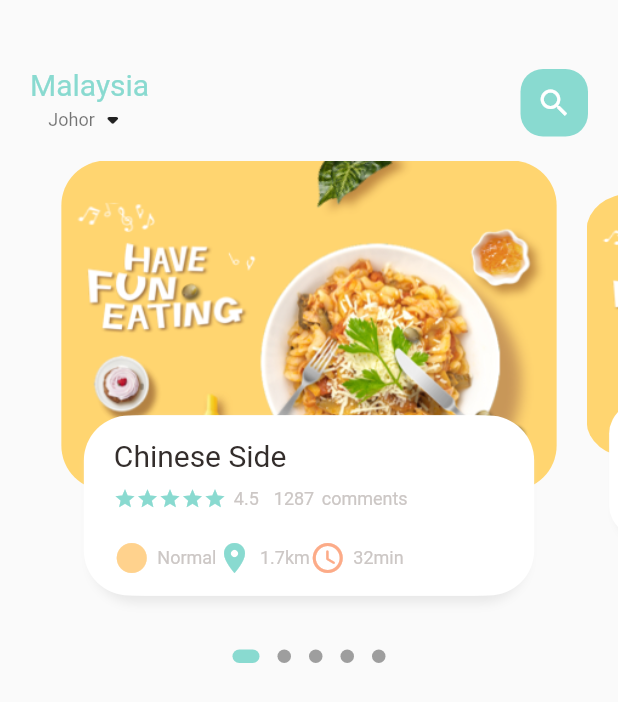
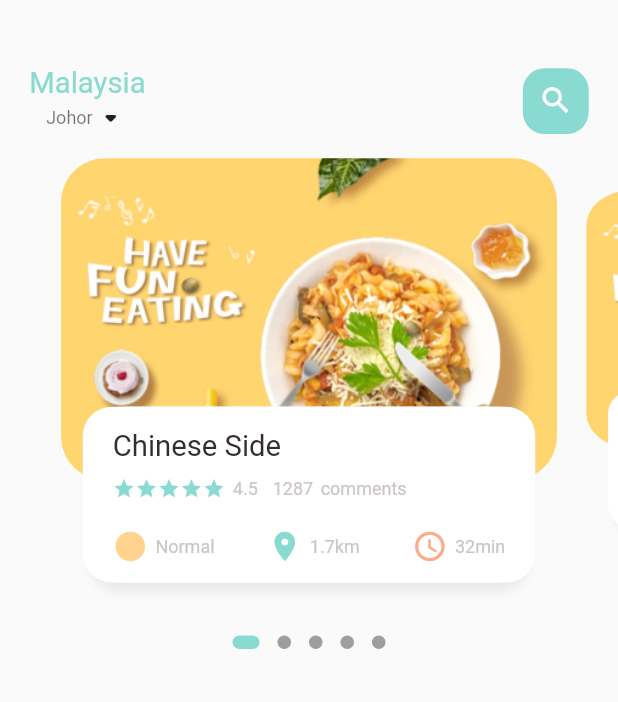
Before and after one commit to MINGSHENG1998/flutter_ecom_app, a Flutter app: the screen it shows after launch, on a phone screen of 412 x 824 dp. Shown: the top 702 px of the screen. Run offline on Flutter 3.47's test engine with Material 2 defaults, Android fonts, the phone set to English and light mode, and no system bars; drawn by our look-alikes of dots_indicator; our stand-ins replace get.

Commit message:
apply dynamic dimensions

```diff
--- a/lib/home/food_page_body.dart
+++ b/lib/home/food_page_body.dart
@@ -4,6 +4,8 @@
 import 'package:flutter_ecom_app/widgets/big_text.dart';
 import 'package:flutter_ecom_app/widgets/small_text.dart';
 import 'package:flutter_ecom_app/widgets/icon_and_text_widget.dart';
+
+import '../utils/dimensions.dart';
 
 class FoodPageBody extends StatefulWidget {
   const FoodPageBody({Key? key}) : super(key: key);
@@ -16,7 +18,7 @@
   PageController pageController = PageController(viewportFraction: 0.85);
   var _currPageValue = 0.0;
   final double _scaleFactor = 0.8;
-  final double _height = 220;
+  final double _height = Dimensions.pageViewContainer;
 
   @override
   void dispose() {
@@ -34,7 +36,7 @@
     return Column(
       children: [
         Container(
-          height: 320,
+          height: Dimensions.pageView,
           child: PageView.builder(
               controller: pageController,
               itemCount: 5,
@@ -60,25 +62,29 @@
   Widget _buildPageItem(int index) {
     Matrix4 matrix = new Matrix4.identity();
     if (index == _currPageValue.floor()) {
+      //current
       var currScale = 1 - (_currPageValue - index) * (1 - _scaleFactor);
       var currTrans = _height * (1 - currScale) / 2;
       matrix = Matrix4.diagonal3Values(1, currScale, 1)
         ..setTranslationRaw(0, currTrans, 0);
     } else if (index == _currPageValue.floor() + 1) {
+      //next
       var currScale =
           _scaleFactor + (_currPageValue - index + 1) * (1 - _scaleFactor);
       var currTrans = _height * (1 - currScale) / 2;
       matrix = Matrix4.diagonal3Values(1, currScale, 1)
         ..setTranslationRaw(0, currTrans, 0);
     } else if (index == _currPageValue.floor() - 1) {
+      //previous
       var currScale = 1 - (_currPageValue - index) * (1 - _scaleFactor);
       var currTrans = _height * (1 - currScale) / 2;
       matrix = Matrix4.diagonal3Values(1, currScale, 1)
         ..setTranslationRaw(0, currTrans, 0);
     } else {
+      //during all other condition
       var currScale = 0.8;
       matrix = Matrix4.diagonal3Values(1, currScale, 1)
-        ..setTranslationRaw(0, _height * (1 - _scaleFactor), 0);
+        ..setTranslationRaw(0, _height * (1 - _scaleFactor) / 2, 1);
     }
     return Transform(
       transform: matrix,
@@ -86,10 +92,11 @@
         //children inside stack container will follow their own height
         children: [
           Container(
-            height: 220,
-            margin: EdgeInsets.only(left: 10, right: 10),
+            height: Dimensions.pageViewContainer,
+            margin: EdgeInsets.only(
+                left: Dimensions.width10, right: Dimensions.width10),
             decoration: BoxDecoration(
-                borderRadius: BorderRadius.circular(30),
+                borderRadius: BorderRadius.circular(Dimensions.radius30),
                 image: DecorationImage(
                     fit: BoxFit.cover,
                     image: AssetImage("assets/image/food0.png"))),
@@ -97,10 +104,13 @@
           Align(
             alignment: Alignment.bottomCenter,
             child: Container(
-              height: 120,
-              margin: EdgeInsets.only(left: 30, right: 30, bottom: 30),
+              height: Dimensions.pageViewTextContainer,
+              margin: EdgeInsets.only(
+                  left: Dimensions.width30,
+                  right: Dimensions.width30,
+                  bottom: Dimensions.height30),
               decoration: BoxDecoration(
-                  borderRadius: BorderRadius.circular(30),
+                  borderRadius: BorderRadius.circular(Dimensions.radius20),
                   color: Colors.white,
                   boxShadow: [
                     BoxShadow(
@@ -111,12 +121,13 @@
                     BoxShadow(color: Colors.white, offset: Offset(5, 0)),
                   ]),
               child: Container(
-                padding: EdgeInsets.only(top: 15, left: 15, right: 15),
+                padding: EdgeInsets.only(
+                    top: Dimensions.height15, left: 15, right: 15),
                 child: Column(
                     crossAxisAlignment: CrossAxisAlignment.start,
                     children: [
                       BigText(text: "Chinese Side"),
-                      SizedBox(height: 10),
+                      SizedBox(height: Dimensions.height10),
                       Row(
                         children: [
                           Wrap(
@@ -136,8 +147,9 @@
                           SmallText(text: "comments")
                         ],
                       ),
-                      SizedBox(height: 20),
+                      SizedBox(height: Dimensions.height20),
                       Row(
+                        mainAxisAlignment: MainAxisAlignment.spaceBetween,
                         children: [
                           IconAndTextWidget(
                               icon: Icons.circle_sharp,
--- a/lib/home/main_food_page.dart
+++ b/lib/home/main_food_page.dart
@@ -1,6 +1,7 @@
 import 'package:flutter/material.dart';
 import 'package:flutter_ecom_app/home/food_page_body.dart';
 import 'package:flutter_ecom_app/utils/colors.dart';
+import 'package:flutter_ecom_app/utils/dimensions.dart';
 import 'package:flutter_ecom_app/widgets/big_text.dart';
 import 'package:flutter_ecom_app/widgets/small_text.dart';
 
@@ -19,8 +20,10 @@
       children: [
         Container(
           child: Container(
-              margin: EdgeInsets.only(top: 45, bottom: 15),
-              padding: EdgeInsets.only(left: 20, right: 20),
+              margin: EdgeInsets.only(
+                  top: Dimensions.height45, bottom: Dimensions.height15),
+              padding: EdgeInsets.only(
+                  left: Dimensions.width20, right: Dimensions.width20),
               child: Row(
                 mainAxisAlignment: MainAxisAlignment.spaceBetween,
                 children: [
@@ -37,11 +40,13 @@
                   ),
                   Center(
                     child: Container(
-                      width: 45,
-                      height: 45,
-                      child: Icon(Icons.search, color: Colors.white),
+                      width: Dimensions.width45,
+                      height: Dimensions.height45,
+                      child: Icon(Icons.search,
+                          color: Colors.white, size: Dimensions.iconSize24),
                       decoration: BoxDecoration(
-                          borderRadius: BorderRadius.circular(15),
+                          borderRadius:
+                              BorderRadius.circular(Dimensions.radius15),
                           color: AppColors.mainColor),
                     ),
                   )
--- a/lib/main.dart
+++ b/lib/main.dart
@@ -1,5 +1,6 @@
 import 'package:flutter/material.dart';
 import 'package:flutter_ecom_app/home/main_food_page.dart';
+import 'package:get/get.dart';
 
 void main() {
   runApp(const MyApp());
@@ -11,7 +12,7 @@
   // This widget is the root of your application.
   @override
   Widget build(BuildContext context) {
-    return MaterialApp(
+    return GetMaterialApp(
       debugShowCheckedModeBanner: false,
       title: 'Flutter Demo',
       theme: ThemeData(
--- /dev/null
+++ b/lib/utils/dimensions.dart
@@ -0,0 +1,32 @@
+import 'package:get/get.dart';
+class Dimensions{
+  static double screenHeight = Get.context!.height;
+  static double screenWidth = Get.context!.width;
+
+  static double pageView = screenHeight/2.64;
+  static double pageViewContainer = screenHeight/3.84;
+  static double pageViewTextContainer = screenHeight/7.03;
+
+  //dynamic height padding and margin
+  static double height10 = screenHeight/84.4;
+  static double height15 = screenHeight/56.27;
+  static double height20 = screenHeight/42.2;
+  static double height30 = screenHeight/28.13;
+  static double height45 = screenHeight/18.76;
+
+  //dynamic width padding and margin
+  static double width10 = screenHeight/84.4;
+  static double width15 = screenHeight/56.27;
+  static double width20 = screenHeight/42.2;
+  static double width30 = screenHeight/28.13;
+  static double width45 = screenHeight/18.76;
+
+  static double font20 = screenHeight/42.2;
+
+  //radius
+  static double radius15 = screenHeight/56.27;
+  static double radius20 = screenHeight/42.2;
+  static double radius30 = screenHeight/28.13;
+
+  static double iconSize24 = screenHeight/35.17;
+}
--- a/lib/widgets/big_text.dart
+++ b/lib/widgets/big_text.dart
@@ -1,4 +1,5 @@
 import 'package:flutter/cupertino.dart';
+import 'package:flutter_ecom_app/utils/dimensions.dart';
 
 //Resuable Text
 class BigText extends StatelessWidget {
@@ -11,7 +12,7 @@
       this.color = const Color(
           0xFF332d2b), //default color property must only use color code, cannot call value from other file
       required this.text,
-      this.size = 20,
+      this.size = 0,
       this.overFlow = TextOverflow.ellipsis})
       : super(key: key);
 
@@ -23,7 +24,8 @@
       style: TextStyle(
           fontFamily: "Roboto",
           color: color,
-          fontSize: size),
+          fontSize: size == 0 ? Dimensions.font20 : size,
+          fontWeight: FontWeight.w400),
     );
   }
 }
--- a/lib/widgets/icon_and_text_widget.dart
+++ b/lib/widgets/icon_and_text_widget.dart
@@ -1,5 +1,7 @@
 import 'package:flutter/widgets.dart';
 import 'package:flutter_ecom_app/widgets/small_text.dart';
+
+import '../utils/dimensions.dart';
 
 class IconAndTextWidget extends StatelessWidget {
   final IconData icon;
@@ -13,7 +15,7 @@
   @override
   Widget build(BuildContext context) {
     return Row(children: [
-      Icon(icon, color: iconColor),
+      Icon(icon, color: iconColor, size: Dimensions.iconSize24,),
       SizedBox(width: 5),
       SmallText(text: text)
     ]);
```
